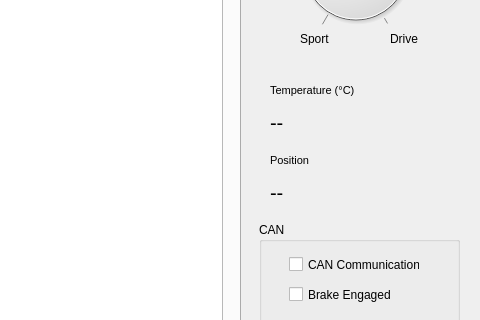
Qt form Noise/gui.ui (bensoni/GHSP_Fixture) before a commit; both pictures show x 230 to 710 and y 237 to 557 of the 710 by 710 pixel window.
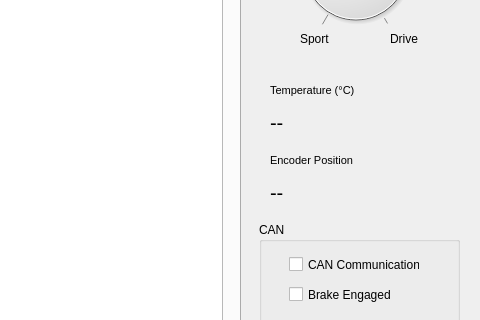
The same form after that commit.

Patch:
```diff
--- a/Noise/gui.ui
+++ b/Noise/gui.ui
@@ -389,7 +389,7 @@
      </font>
     </property>
     <property name="text">
-     <string>Position</string>
+     <string>Encoder Position</string>
     </property>
    </widget>
   </widget>
```
